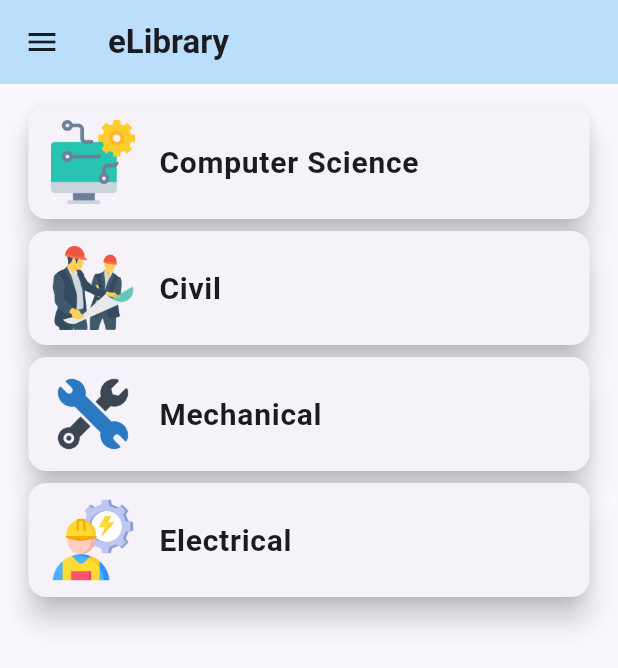
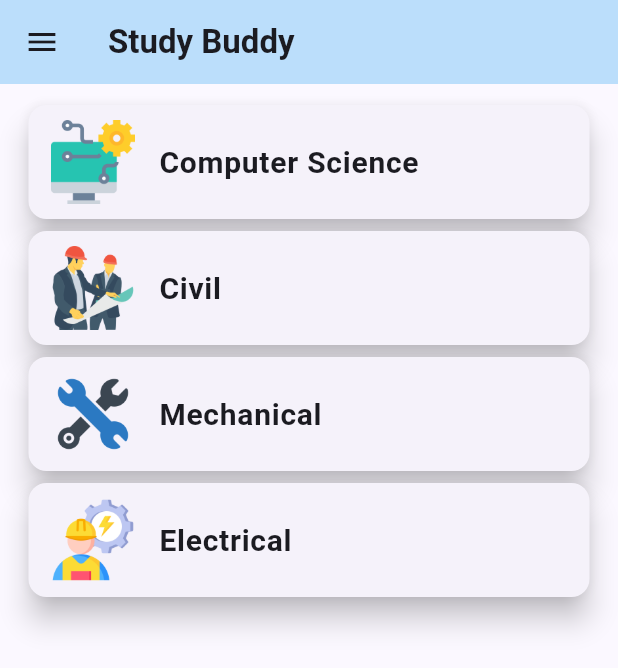
Before and after one commit to Gaurav0307/study_buddy, a Flutter app: the HomeScreen screen opened directly, on a phone screen of 412 x 824 dp. Shown: the top 668 px of the screen. Run offline on Flutter 3.47's test engine with Material 3 defaults, Android fonts, the phone set to English and light mode, and no system bars; our stand-ins replace animated_text_kit, audioplayers, cached_network_image, chewie, device_info_plus, device_preview and 7 more; missing offline and left inert: background_downloader, get_thumbnail_video, pdfrx; accounts and stored records are empty.

```diff
--- a/lib/common/constants/string_constants.dart
+++ b/lib/common/constants/string_constants.dart
@@ -1,5 +1,5 @@
 class StringConstants {
-  static const String appName = "eLibrary";
+  static const String appName = "Study Buddy";
   static const String confirm = "Confirm";
   static const String doYouWantToExitTheApp = "Do you want to exit the App?";
   static const String yes = "Yes";
--- a/lib/views/screens/home_screen.dart
+++ b/lib/views/screens/home_screen.dart
@@ -1,3 +1,6 @@
+import 'package:flutter/material.dart';
+import 'package:flutter/services.dart';
+import 'package:get/get.dart';
 import 'package:study_buddy/common/constants/asset_constants.dart';
 import 'package:study_buddy/common/constants/string_constants.dart';
 import 'package:study_buddy/views/screens/branches_screen.dart';
@@ -5,9 +8,6 @@ import 'package:study_buddy/views/screens/downloads_screen.dart';
 import 'package:study_buddy/views/screens/history_screen.dart';
 import 'package:study_buddy/views/screens/liked_videos_screen.dart';
 import 'package:study_buddy/views/screens/login_screen.dart';
-import 'package:flutter/material.dart';
-import 'package:flutter/services.dart';
-import 'package:get/get.dart';
 
 import '../../common/constants/storage_constants.dart';
 import '../../common/global/global.dart';
@@ -21,6 +21,26 @@ class HomeScreen extends StatefulWidget {
 
 class _HomeScreenState extends State<HomeScreen> {
   @override
+  void initState() {
+    SystemChrome.setEnabledSystemUIMode(
+      SystemUiMode.manual,
+      overlays: [
+        SystemUiOverlay.top,
+        SystemUiOverlay.bottom,
+      ],
+    );
+
+    SystemChrome.setSystemUIOverlayStyle(
+      const SystemUiOverlayStyle(
+        statusBarColor: Colors.transparent,
+        statusBarIconBrightness: Brightness.dark,
+      ),
+    );
+
+    super.initState();
+  }
+
+  @override
   Widget build(BuildContext context) {
     return PopScope(
       canPop: false, //It should be false to work
@@ -33,7 +53,7 @@ class _HomeScreenState extends State<HomeScreen> {
       child: Scaffold(
         appBar: AppBar(
           backgroundColor: Colors.blue.shade100,
-          title: Text(
+          title: const Text(
             StringConstants.appName,
             style: TextStyle(
               fontWeight: FontWeight.w600,
@@ -51,8 +71,8 @@ class _HomeScreenState extends State<HomeScreen> {
                     vertical: 10.0,
                     horizontal: 10.0,
                   ),
-                  decoration: BoxDecoration(
-                    gradient: const LinearGradient(
+                  decoration: const BoxDecoration(
+                    gradient: LinearGradient(
                       colors: [
                         Colors.blue,
                         Colors.purple,
@@ -70,7 +90,7 @@ class _HomeScreenState extends State<HomeScreen> {
                         fit: BoxFit.cover,
                       ),
                       const SizedBox(height: 10.0),
-                      Text(
+                      const Text(
                         "Student Name",
                         textAlign: TextAlign.center,
                         style: TextStyle(
@@ -83,15 +103,15 @@ class _HomeScreenState extends State<HomeScreen> {
                   ),
                 ),
                 ListTile(
-                  leading: Icon(Icons.download),
-                  title: Text(
+                  leading: const Icon(Icons.download),
+                  title: const Text(
                     StringConstants.downloads,
                     style: TextStyle(
                       fontSize: 18.0,
                       fontWeight: FontWeight.w600,
                     ),
                   ),
-                  trailing: Icon(
+                  trailing: const Icon(
                     Icons.arrow_forward_ios,
                     size: 16.0,
                   ),
@@ -100,15 +120,15 @@ class _HomeScreenState extends State<HomeScreen> {
                   },
                 ),
                 ListTile(
-                  leading: Icon(Icons.favorite_border),
-                  title: Text(
+                  leading: const Icon(Icons.favorite_border),
+                  title: const Text(
                     StringConstants.likedVideos,
                     style: TextStyle(
                       fontSize: 18.0,
                       fontWeight: FontWeight.w600,
                     ),
                   ),
-                  trailing: Icon(
+                  trailing: const Icon(
                     Icons.arrow_forward_ios,
                     size: 16.0,
                   ),
@@ -117,15 +137,15 @@ class _HomeScreenState extends State<HomeScreen> {
                   },
                 ),
                 ListTile(
-                  leading: Icon(Icons.history),
-                  title: Text(
+                  leading: const Icon(Icons.history),
+                  title: const Text(
                     StringConstants.history,
                     style: TextStyle(
                       fontSize: 18.0,
                       fontWeight: FontWeight.w600,
                     ),
                   ),
-                  trailing: Icon(
+                  trailing: const Icon(
                     Icons.arrow_forward_ios,
                     size: 16.0,
                   ),
@@ -133,10 +153,10 @@ class _HomeScreenState extends State<HomeScreen> {
                     Get.to(() => const HistoryScreen());
                   },
                 ),
-                Spacer(),
+                const Spacer(),
                 ListTile(
-                  leading: Icon(Icons.logout),
-                  title: Text(
+                  leading: const Icon(Icons.logout),
+                  title: const Text(
                     StringConstants.logout,
                     style: TextStyle(
                         fontSize: 18.0,
@@ -162,7 +182,7 @@ class _HomeScreenState extends State<HomeScreen> {
             ),
           ),
         ),
-        body: BranchesScreen(),
+        body: const BranchesScreen(),
       ),
     );
   }
--- a/lib/views/screens/login_screen.dart
+++ b/lib/views/screens/login_screen.dart
@@ -30,7 +30,7 @@ class _LoginScreenState extends State<LoginScreen> {
     );
 
     SystemChrome.setSystemUIOverlayStyle(
-      SystemUiOverlayStyle(
+      const SystemUiOverlayStyle(
         statusBarColor: Colors.transparent,
         statusBarIconBrightness: Brightness.dark,
       ),
--- a/lib/views/screens/splash_screen.dart
+++ b/lib/views/screens/splash_screen.dart
@@ -1,9 +1,9 @@
 import 'package:animated_text_kit/animated_text_kit.dart';
-import 'package:study_buddy/views/screens/login_screen.dart';
 import 'package:flutter/foundation.dart';
 import 'package:flutter/material.dart';
 import 'package:flutter/services.dart';
 import 'package:get/get.dart';
+import 'package:study_buddy/views/screens/login_screen.dart';
 
 import '../../common/constants/asset_constants.dart';
 import '../../common/constants/color_constants.dart';
@@ -22,14 +22,13 @@ class SplashScreen extends StatefulWidget {
 class _SplashScreenState extends State<SplashScreen> {
   @override
   void initState() {
-    // TODO: implement initState
     SystemChrome.setEnabledSystemUIMode(
       SystemUiMode.manual,
       overlays: [],
     );
 
     SystemChrome.setSystemUIOverlayStyle(
-      SystemUiOverlayStyle(
+      const SystemUiOverlayStyle(
         statusBarColor: Colors.transparent,
         statusBarIconBrightness: Brightness.light,
       ),
@@ -77,7 +76,7 @@ class _SplashScreenState extends State<SplashScreen> {
           padding: const EdgeInsets.all(0.0),
           decoration: BoxDecoration(
             color: ColorConstants.theBlack,
-            image: DecorationImage(
+            image: const DecorationImage(
               image: AssetImage(AssetConstants.backgroundImage1),
               fit: BoxFit.fitHeight,
               opacity: 0.5,
```
